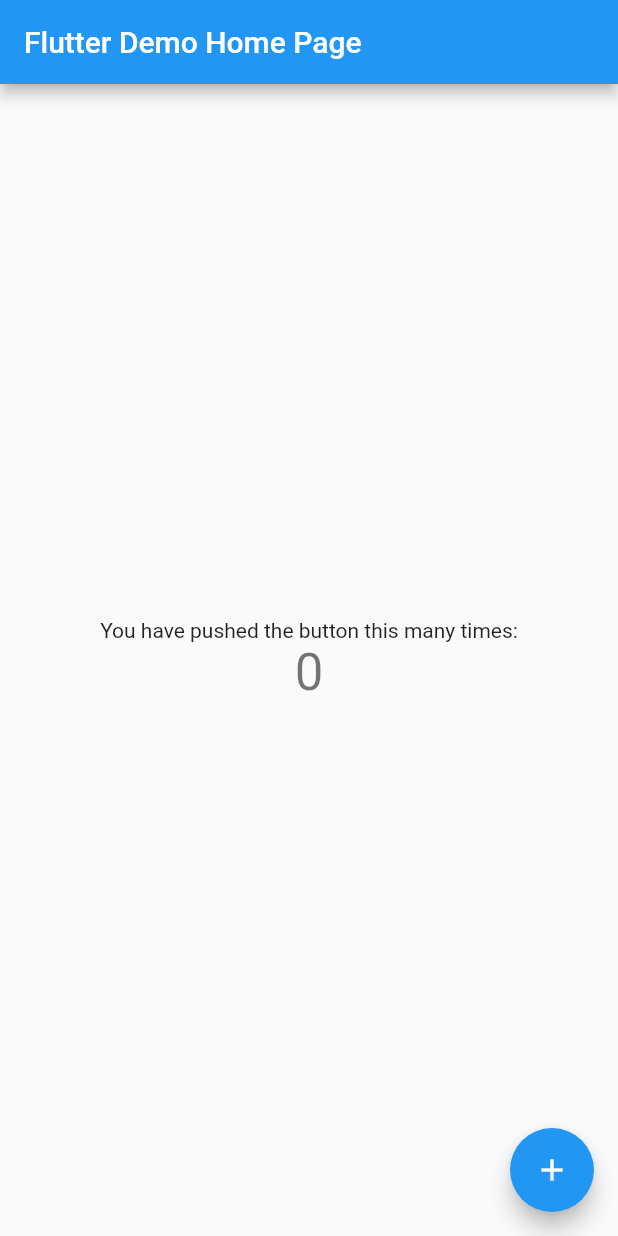
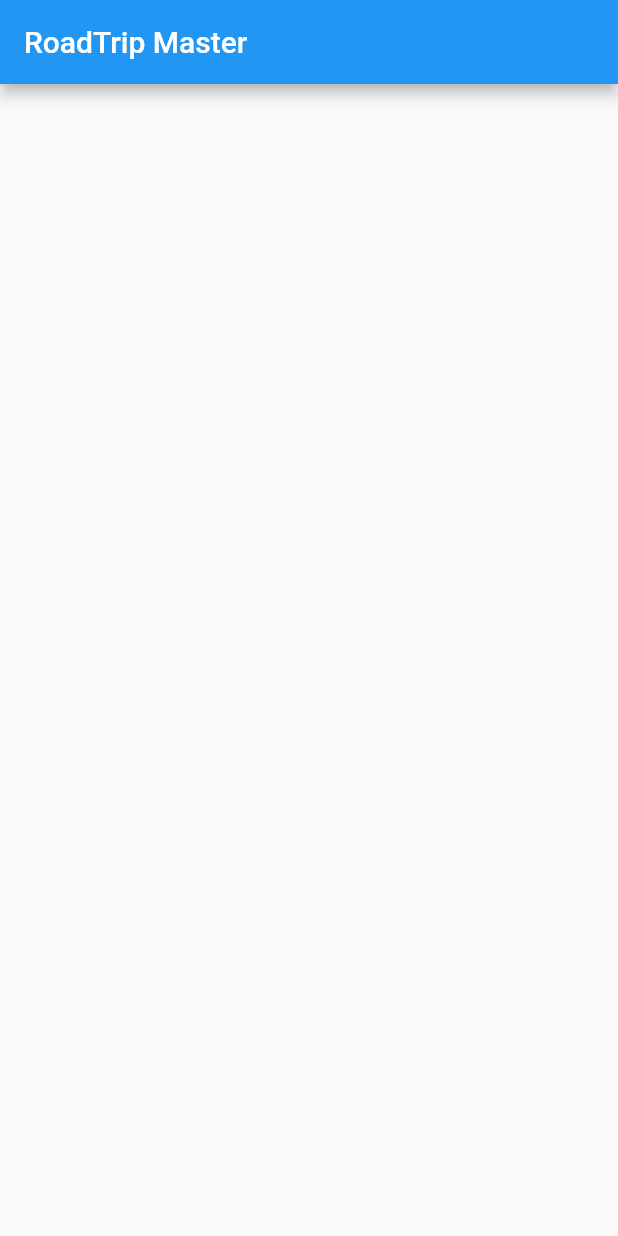
Before and after one commit to mikemcd3912/TripPlannerTrackerApp, a Flutter app: the screen it shows after launch, on a phone screen of 412 x 824 dp. Run offline on Flutter 3.47's test engine with Material 2 defaults, Android fonts, the phone set to English and light mode, and no system bars.

Commit message:
Cleanup of boilerplate code, beginning refactoring
Removed counter app and instructional comments, began planning trip mapper app

```diff
--- a/road_trip_planner/lib/main.dart
+++ b/road_trip_planner/lib/main.dart
@@ -1,115 +1,6 @@
 import 'package:flutter/material.dart';
+import 'widgets/my_app.dart';
 
 void main() {
-  runApp(const MyApp());
+  runApp(const App());
 }
-
-class MyApp extends StatelessWidget {
-  const MyApp({Key? key}) : super(key: key);
-
-  // This widget is the root of your application.
-  @override
-  Widget build(BuildContext context) {
-    return MaterialApp(
-      title: 'Flutter Demo',
-      theme: ThemeData(
-        // This is the theme of your application.
-        //
-        // Try running your application with "flutter run". You'll see the
-        // application has a blue toolbar. Then, without quitting the app, try
-        // changing the primarySwatch below to Colors.green and then invoke
-        // "hot reload" (press "r" in the console where you ran "flutter run",
-        // or simply save your changes to "hot reload" in a Flutter IDE).
-        // Notice that the counter didn't reset back to zero; the application
-        // is not restarted.
-        primarySwatch: Colors.blue,
-      ),
-      home: const MyHomePage(title: 'Flutter Demo Home Page'),
-    );
-  }
-}
-
-class MyHomePage extends StatefulWidget {
-  const MyHomePage({Key? key, required this.title}) : super(key: key);
-
-  // This widget is the home page of your application. It is stateful, meaning
-  // that it has a State object (defined below) that contains fields that affect
-  // how it looks.
-
-  // This class is the configuration for the state. It holds the values (in this
-  // case the title) provided by the parent (in this case the App widget) and
-  // used by the build method of the State. Fields in a Widget subclass are
-  // always marked "final".
-
-  final String title;
-
-  @override
-  State<MyHomePage> createState() => _MyHomePageState();
-}
-
-class _MyHomePageState extends State<MyHomePage> {
-  int _counter = 0;
-
-  void _incrementCounter() {
-    setState(() {
-      // This call to setState tells the Flutter framework that something has
-      // changed in this State, which causes it to rerun the build method below
-      // so that the display can reflect the updated values. If we changed
-      // _counter without calling setState(), then the build method would not be
-      // called again, and so nothing would appear to happen.
-      _counter++;
-    });
-  }
-
-  @override
-  Widget build(BuildContext context) {
-    // This method is rerun every time setState is called, for instance as done
-    // by the _incrementCounter method above.
-    //
-    // The Flutter framework has been optimized to make rerunning build methods
-    // fast, so that you can just rebuild anything that needs updating rather
-    // than having to individually change instances of widgets.
-    return Scaffold(
-      appBar: AppBar(
-        // Here we take the value from the MyHomePage object that was created by
-        // the App.build method, and use it to set our appbar title.
-        title: Text(widget.title),
-      ),
-      body: Center(
-        // Center is a layout widget. It takes a single child and positions it
-        // in the middle of the parent.
-        child: Column(
-          // Column is also a layout widget. It takes a list of children and
-          // arranges them vertically. By default, it sizes itself to fit its
-          // children horizontally, and tries to be as tall as its parent.
-          //
-          // Invoke "debug painting" (press "p" in the console, choose the
-          // "Toggle Debug Paint" action from the Flutter Inspector in Android
-          // Studio, or the "Toggle Debug Paint" command in Visual Studio Code)
-          // to see the wireframe for each widget.
-          //
-          // Column has various properties to control how it sizes itself and
-          // how it positions its children. Here we use mainAxisAlignment to
-          // center the children vertically; the main axis here is the vertical
-          // axis because Columns are vertical (the cross axis would be
-          // horizontal).
-          mainAxisAlignment: MainAxisAlignment.center,
-          children: <Widget>[
-            const Text(
-              'You have pushed the button this many times:',
-            ),
-            Text(
-              '$_counter',
-              style: Theme.of(context).textTheme.headline4,
-            ),
-          ],
-        ),
-      ),
-      floatingActionButton: FloatingActionButton(
-        onPressed: _incrementCounter,
-        tooltip: 'Increment',
-        child: const Icon(Icons.add),
-      ), // This trailing comma makes auto-formatting nicer for build methods.
-    );
-  }
-}
--- /dev/null
+++ b/road_trip_planner/lib/views/home_page.dart
@@ -0,0 +1,27 @@
+import 'package:flutter/material.dart';
+
+class MyHomePage extends StatefulWidget {
+  const MyHomePage({Key? key, required this.title}) : super(key: key);
+
+  final String title;
+
+  @override
+  State<MyHomePage> createState() => _MyHomePageState();
+}
+
+class _MyHomePageState extends State<MyHomePage> {
+  @override
+  Widget build(BuildContext context) {
+    return Scaffold(
+      appBar: AppBar(
+        title: Text(widget.title),
+      ),
+      body: Center(
+        child: Column(
+          mainAxisAlignment: MainAxisAlignment.center,
+          children: <Widget>[],
+        ),
+      ),
+    );
+  }
+}
--- /dev/null
+++ b/road_trip_planner/lib/widgets/my_app.dart
@@ -0,0 +1,21 @@
+import 'package:flutter/material.dart';
+import '../views/home_page.dart';
+
+class App extends StatelessWidget {
+  const App({Key? key}) : super(key: key);
+
+  final bool loggedIn = true;
+
+  @override
+  Widget build(BuildContext context) {
+    return MaterialApp(
+      title: 'Flutter Demo',
+      theme: ThemeData(
+        primarySwatch: Colors.blue,
+      ),
+      home: loggedIn
+          ? const MyHomePage(title: "RoadTrip Master")
+          : const MyHomePage(title: "LoggedIn"),
+    );
+  }
+}
```
Also changed, not shown: road_trip_planner/lib/views/login_page.dart (added, +15 -0 lines), road_trip_planner/lib/widgets/big_nav_button.dart (added, +10 -0 lines).
